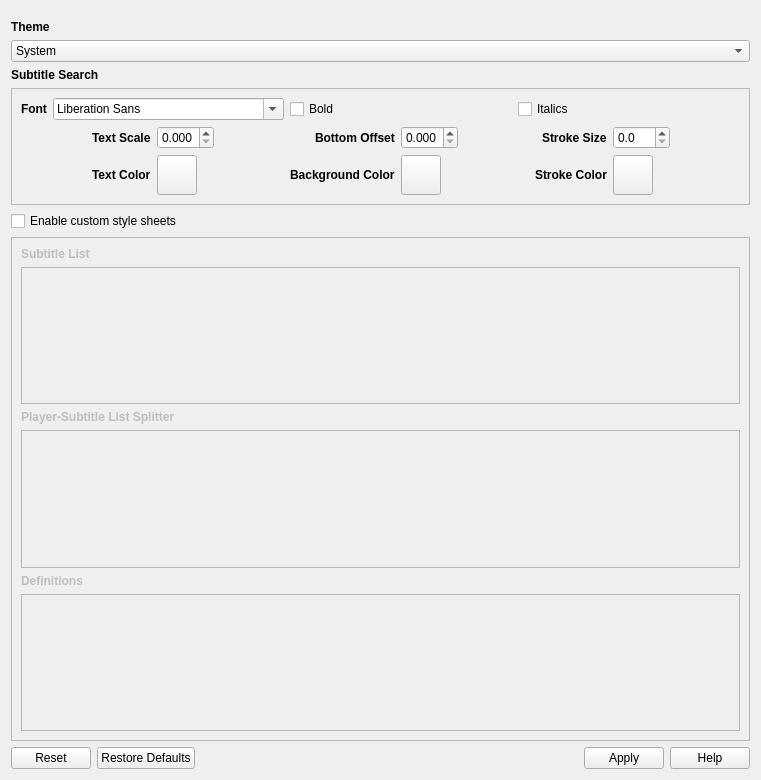
Qt form src/gui/widgets/interfacesettings.ui (ripose-jp/Memento) before a commit.
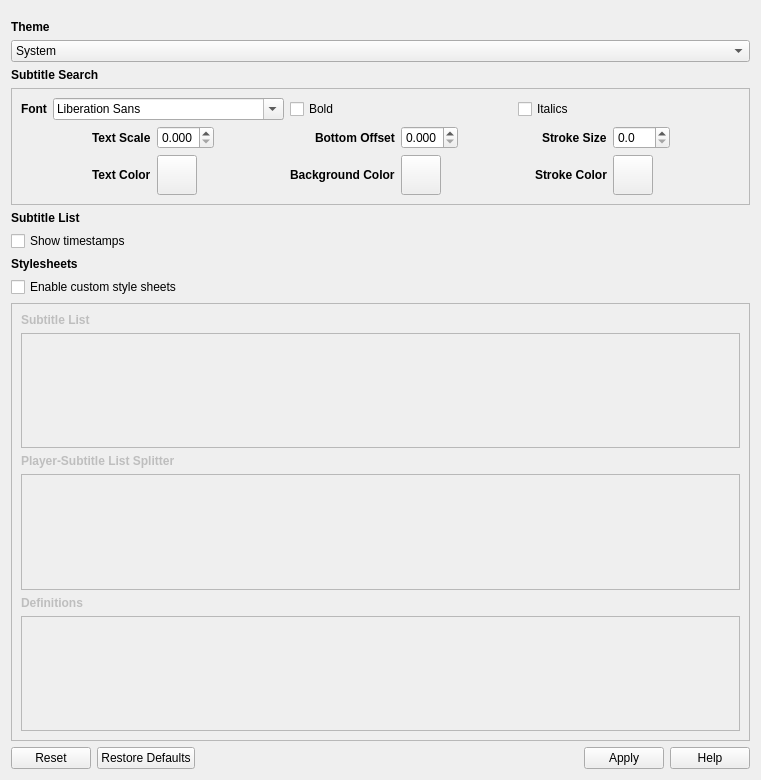
The same form after that commit.

Commit message: Added timecodes to subtitle list, removed subtitlelistwidget being shown on open due to segfaults

Patch:
```diff
--- a/src/gui/widgets/interfacesettings.ui
+++ b/src/gui/widgets/interfacesettings.ui
@@ -27,8 +27,8 @@
        <rect>
         <x>0</x>
         <y>0</y>
-        <width>749</width>
-        <height>724</height>
+        <width>728</width>
+        <height>747</height>
        </rect>
       </property>
       <layout class="QVBoxLayout" name="verticalLayout_2">
@@ -364,6 +364,39 @@
          </layout>
         </widget>
        </item>
+       <item>
+        <widget class="QLabel" name="labelSubList_2">
+         <property name="font">
+          <font>
+           <weight>75</weight>
+           <bold>true</bold>
+          </font>
+         </property>
+         <property name="text">
+          <string>Subtitle List</string>
+         </property>
+        </widget>
+       </item>
+       <item>
+        <widget class="QCheckBox" name="checkSubListTimestamps">
+         <property name="text">
+          <string>Show timestamps</string>
+         </property>
+        </widget>
+       </item>
+       <item>
+        <widget class="QLabel" name="labelStylesheets">
+         <property name="font">
+          <font>
+           <weight>75</weight>
+           <bold>true</bold>
+          </font>
+         </property>
+         <property name="text">
+          <string>Stylesheets</string>
+         </property>
+        </widget>
+       </item>
        <item>
         <widget class="QCheckBox" name="checkStyleSheets">
          <property name="toolTip">
```
The commit also changes 13 other files.
